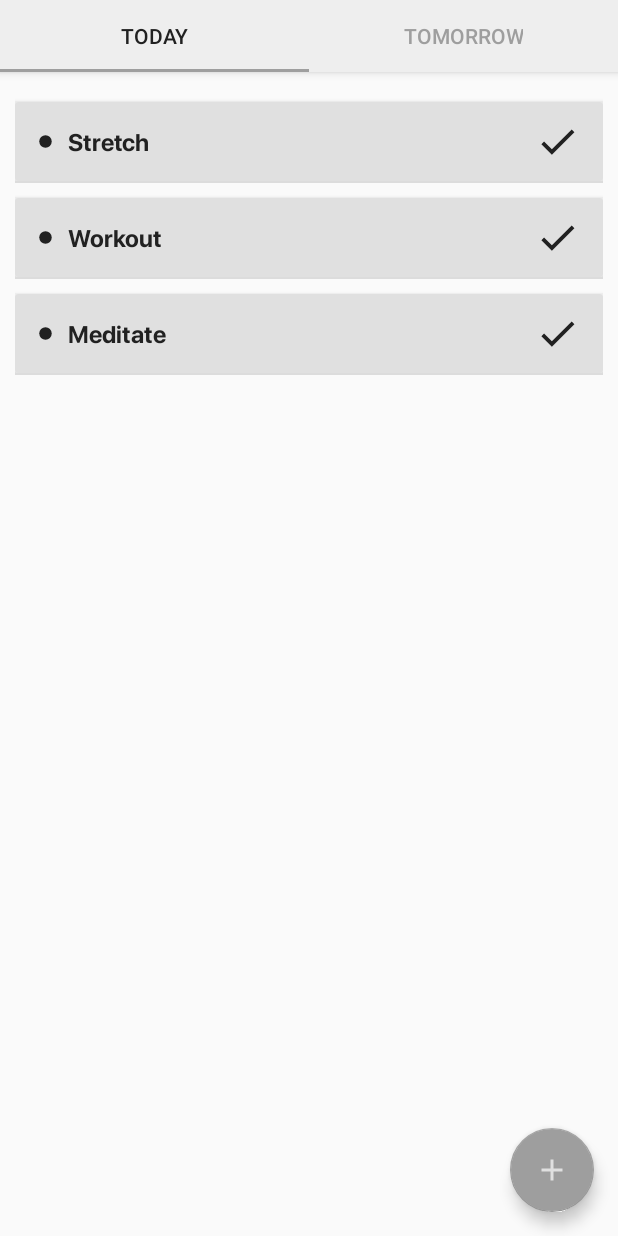
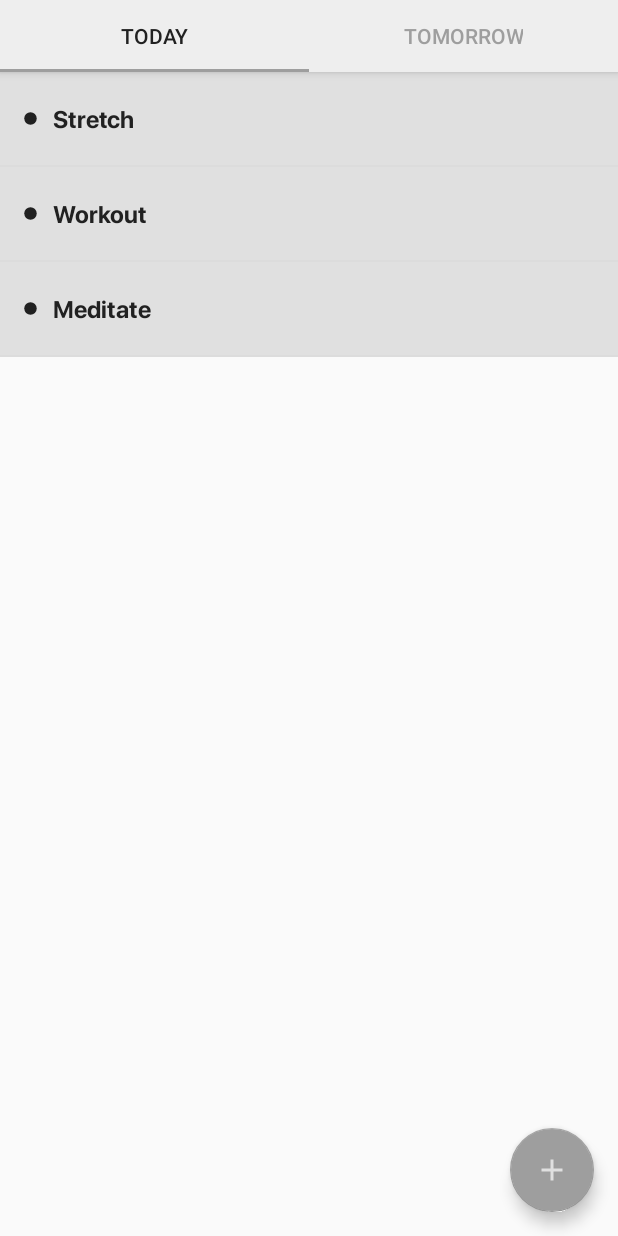
Before and after one commit to dwestaway/SatisfyingToDoList, an Android app: the screen it shows after launch (MainActivity), on a phone screen of 412 x 824 dp. Run offline under Robolectric (Android 15) with nearby library versions, the phone set to English and light mode, and no system bars.

Commit message:
To do task changes
Simplified xml for each task card, removed button from each card, made each task clickable instead, added colour change on click

```diff
--- a/app/src/main/AndroidManifest.xml
+++ b/app/src/main/AndroidManifest.xml
@@ -9,13 +9,9 @@
         android:roundIcon="@mipmap/ic_launcher_round"
         android:supportsRtl="true"
         android:theme="@style/AppTheme.NoActionBar">
-        <activity
-            android:name=".MainActivity"
-            android:label="@string/app_name"
-            android:theme="@style/AppTheme.NoActionBar">
+        <activity android:name=".MainActivity">
             <intent-filter>
                 <action android:name="android.intent.action.MAIN" />
-
                 <category android:name="android.intent.category.LAUNCHER" />
             </intent-filter>
         </activity>
--- a/app/src/main/java/com/dwestaway/satisfyingtodolist/ListItemModel.java
+++ b/app/src/main/java/com/dwestaway/satisfyingtodolist/ListItemModel.java
@@ -6,11 +6,13 @@ public class ListItemModel {
 
     String taskText;
     ImageButton doneButton;
+    Boolean taskDone;
 
 
-    public ListItemModel(String todoText) {
+    public ListItemModel(String todoText, Boolean taskDone) {
 
         this.taskText = todoText;
+        this.taskDone = taskDone;
     }
 
     public String getTaskText() {
@@ -24,7 +26,12 @@ public class ListItemModel {
     public ImageButton getDoneButton() {
         return doneButton;
     }
-    public void taskDone() {
 
+    public Boolean getTaskDone() {
+        return taskDone;
+    }
+
+    public void setTaskDone(Boolean taskDone) {
+        this.taskDone = taskDone;
     }
 }
--- a/app/src/main/java/com/dwestaway/satisfyingtodolist/ui/main/Fragment_main1.java
+++ b/app/src/main/java/com/dwestaway/satisfyingtodolist/ui/main/Fragment_main1.java
@@ -4,6 +4,7 @@ import android.os.Bundle;
 import android.view.LayoutInflater;
 import android.view.View;
 import android.view.ViewGroup;
+import android.widget.AdapterView;
 import android.widget.ListView;
 
 import androidx.annotation.Nullable;
@@ -26,6 +27,8 @@ public class Fragment_main1 extends Fragment {
 
     private ListAdapter listAdapter;
 
+    private Boolean isDone;
+
     @Override
     public View onCreateView(@NonNull LayoutInflater inflater, @Nullable ViewGroup container, @Nullable Bundle savedInstanceState) {
         return inflater.inflate(R.layout.fragment_main, container, false);
@@ -36,22 +39,20 @@ public class Fragment_main1 extends Fragment {
     @Override
     public void onViewCreated(View view, @Nullable Bundle savedInstanceState) {
 
+        isDone = false;
+
         listView = getView().findViewById(R.id.listView);
-
-        loadCards();
-    }
-
-    private void loadCards() {
 
         //create array for list items
         modelArrayList = new ArrayList<>();
 
         //add list items
-        modelArrayList.add(new ListItemModel("Stretch"));
+        modelArrayList.add(new ListItemModel("Stretch", false));
 
-        modelArrayList.add(new ListItemModel("Workout"));
+        modelArrayList.add(new ListItemModel("Workout", false));
 
-        modelArrayList.add(new ListItemModel("Meditate"));
+        modelArrayList.add(new ListItemModel("Meditate", false));
+
 
 
         //setup adapter
@@ -59,7 +60,23 @@ public class Fragment_main1 extends Fragment {
         //set adapter to listView
         listView.setAdapter(listAdapter);
 
+        listView.setOnItemClickListener(new AdapterView.OnItemClickListener() {
+            @Override
+            public void onItemClick(AdapterView<?> parent, View view, int position, long id) {
 
+                if(modelArrayList.get(position).getTaskDone() == false)
+                {
+                    view.setBackgroundColor(getResources().getColor(R.color.green));
+                    modelArrayList.get(position).setTaskDone(true);
+                }
+                else if(modelArrayList.get(position).getTaskDone() == true)
+                {
+                    view.setBackgroundColor(getResources().getColor(R.color.lightGrey));
+                    modelArrayList.get(position).setTaskDone(false);
+                }
 
+            }
+        });
     }
+
 }
--- a/app/src/main/java/com/dwestaway/satisfyingtodolist/ui/main/ListAdapter.java
+++ b/app/src/main/java/com/dwestaway/satisfyingtodolist/ui/main/ListAdapter.java
@@ -1,13 +1,16 @@
 package com.dwestaway.satisfyingtodolist.ui.main;
 
+import android.annotation.SuppressLint;
 import android.content.Context;
 import android.view.LayoutInflater;
 import android.view.View;
 import android.view.ViewGroup;
 import android.widget.BaseAdapter;
 import android.widget.TextView;
+import android.widget.Toast;
 
 import androidx.annotation.NonNull;
+import androidx.constraintlayout.widget.ConstraintLayout;
 
 import com.dwestaway.satisfyingtodolist.ListItemModel;
 import com.dwestaway.satisfyingtodolist.R;
@@ -57,4 +60,5 @@ public class ListAdapter extends BaseAdapter {
     }
 
 
+
 }
--- a/app/src/main/res/layout/card.xml
+++ b/app/src/main/res/layout/card.xml
@@ -1,20 +1,13 @@
 <?xml version="1.0" encoding="utf-8"?>
-<LinearLayout xmlns:android="http://schemas.android.com/apk/res/android"
+<androidx.constraintlayout.widget.ConstraintLayout xmlns:android="http://schemas.android.com/apk/res/android"
     xmlns:app="http://schemas.android.com/apk/res-auto"
     xmlns:tools="http://schemas.android.com/tools"
-    android:orientation="vertical" android:layout_width="match_parent"
-    android:layout_height="match_parent">
-
-    <androidx.cardview.widget.CardView
+    android:orientation="vertical"
     android:layout_width="match_parent"
     android:layout_height="wrap_content"
-        android:layout_marginTop="10dp">
+    android:background="@color/lightGrey">
 
-        <androidx.constraintlayout.widget.ConstraintLayout
-            android:layout_width="match_parent"
-            android:layout_height="wrap_content"
-            android:orientation="vertical"
-            android:background="@color/lightGrey">
+
 
     <ImageView
         android:id="@+id/imageView"
@@ -31,8 +24,8 @@
         android:layout_height="wrap_content"
         android:layout_marginLeft="35dp"
         android:layout_marginRight="60dp"
-                android:layout_marginTop="15dp"
-                android:layout_marginBottom="15dp"
+        android:layout_marginTop="20dp"
+        android:layout_marginBottom="20dp"
         android:fontFamily="@font/sfprodisplay_bold"
         android:text="Build this to do list app"
         android:textColor="@color/textGrey"
@@ -42,22 +35,4 @@
         app:layout_constraintStart_toStartOf="parent"
         app:layout_constraintTop_toTopOf="parent" />
 
-
-            <ImageButton
-                android:id="@+id/doneButton"
-                android:layout_width="50dp"
-                android:layout_height="50dp"
-                android:layout_marginRight="5dp"
-                app:layout_constraintBottom_toBottomOf="parent"
-                app:layout_constraintEnd_toEndOf="parent"
-                app:layout_constraintTop_toTopOf="parent"
-                android:background="@null"
-                android:src="@drawable/ic_baseline_check_24" />
-
 </androidx.constraintlayout.widget.ConstraintLayout>
-
-    </androidx.cardview.widget.CardView>
-
-
-
-</LinearLayout>
--- a/app/src/main/res/layout/fragment_main.xml
+++ b/app/src/main/res/layout/fragment_main.xml
@@ -15,8 +15,7 @@
         android:layout_height="match_parent"
         app:layout_constraintEnd_toEndOf="parent"
         app:layout_constraintStart_toStartOf="parent"
-        app:layout_constraintTop_toTopOf="parent"
-        android:padding="10dp">
+        app:layout_constraintTop_toTopOf="parent">
 
 
     </ListView>
```
Lines whose indentation alone changed are shown as unchanged.
